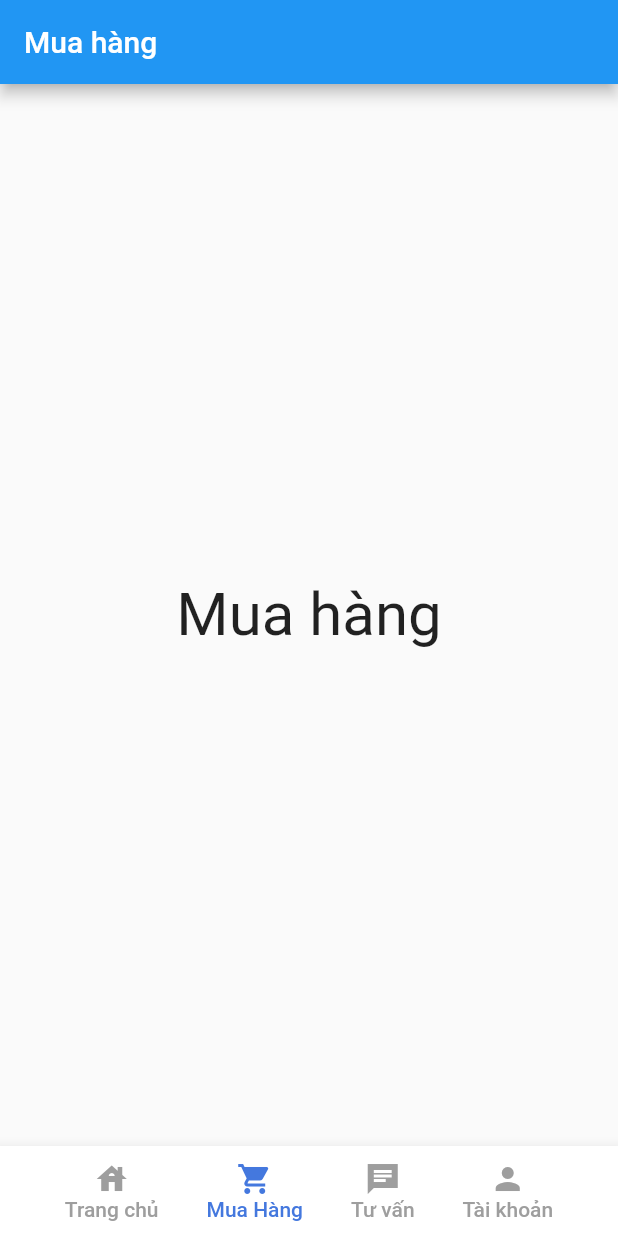
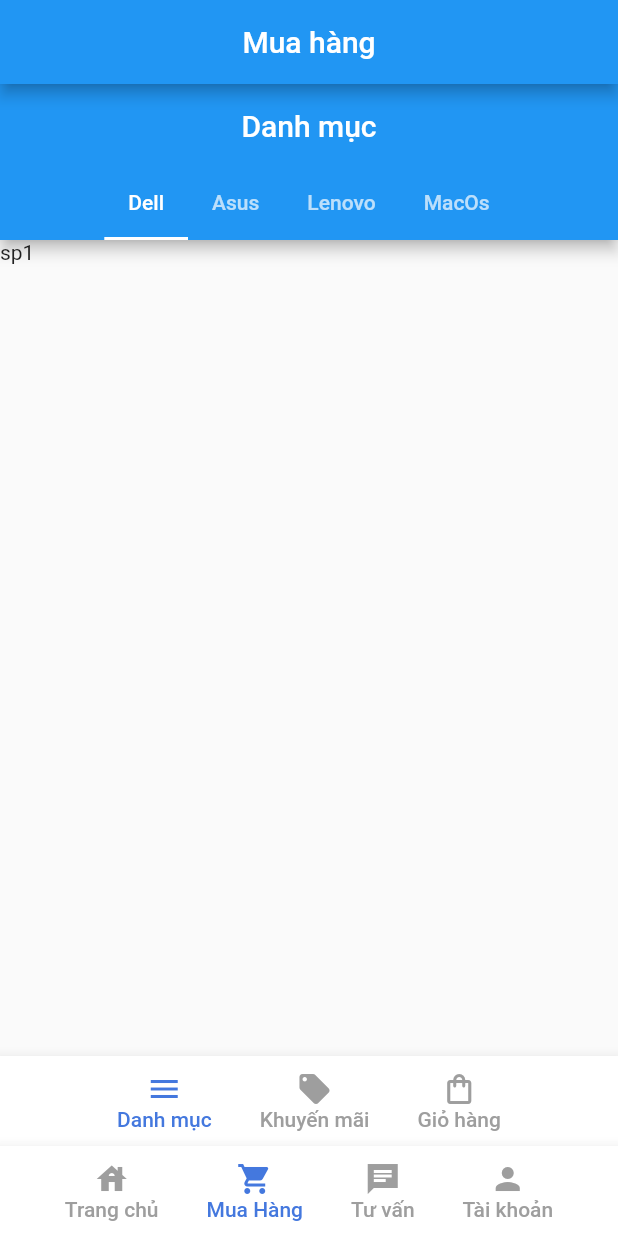
Before and after one commit to vodangkhoa2001/app_ban_laptop, a Flutter app: the screen it shows after launch, item 2 of the bottom bar chosen, on a phone screen of 412 x 824 dp. Run offline on Flutter 3.47's test engine with Material 2 defaults, Android fonts, the phone set to English and light mode, and no system bars; our stand-ins replace page_transition.

Commit message:
cap nhat 14/12/2021

```diff
--- a/lib/account.dart
+++ b/lib/account.dart
@@ -21,6 +21,7 @@ class _AccountState extends State<Account> {
   Widget build(BuildContext context) {
     return Scaffold(
       appBar: AppBar(
+        centerTitle: true ,
         title: const Text('Tài Khoản'),
       ),
       body: ListView(
--- /dev/null
+++ b/lib/routes/shopping/category_screen.dart
@@ -0,0 +1,145 @@
+// import 'dart:convert';
+
+import 'package:flutter/material.dart';
+//product
+// import 'package:ban_laptop/model/product/product.dart';
+
+class Category extends StatefulWidget {
+  const Category({Key? key}) : super(key: key);
+
+  @override
+  _CategoryState createState() => _CategoryState();
+}
+
+class _CategoryState extends State<Category> {
+  //static const primaryColor = Color(0xFF4478DE);
+  int currentTab = 0;
+
+  @override
+  Widget build(BuildContext context) {
+    return DefaultTabController(
+      length: 4,
+      child: Scaffold(
+          appBar: AppBar(
+            centerTitle: true,
+            title: const Text('Danh mục'),
+            bottom: const TabBar(
+              isScrollable: true,
+              tabs: [
+                Tab(
+                  text: 'Dell',
+                ),
+                Tab(
+                  text: 'Asus',
+                ),
+                Tab(
+                  text: 'Lenovo',
+                ),
+                Tab(
+                  text: 'MacOs',
+                ),
+              ],
+            ),
+          ),
+          body:const TabBarView(
+            children: <Widget> [
+
+              Text('sp1'),
+              Text('sp2'),
+              Text('sp3'),
+              Text('sp4'),
+            ],
+          )
+
+          // Stack(
+          //   children: [
+          //     PageStorage(
+          //       child: currentScreen,
+          //       bucket: bucket,
+          //     ),
+
+          //   ],
+          // )
+          ),
+      // bottomNavigationBar: BottomAppBar(
+      //   child: SizedBox(
+      //     height: 200,
+      //     child: Column(
+      //       mainAxisAlignment: MainAxisAlignment.spaceAround,
+      //       children: [
+      //         Column(
+      //           children: [
+      //             //danh mục
+      //             MaterialButton(
+      //               minWidth: 30,
+      //               onPressed: () {
+      //                 setState(() {
+      //                   currentScreen = const Product1();
+      //                   currentTab = 0;
+      //                 });
+      //               },
+      //               child: Column(
+      //                 mainAxisAlignment: MainAxisAlignment.center,
+      //                 children: [Icon(Icons.menu,color: currentTab == 0 ? primaryColor : Colors.grey,),
+      //                 Text('Danh mục',style: TextStyle(color: currentTab == 0 ? primaryColor : Colors.grey,),)],
+      //               ),
+      //             ),
+      //             //khuyến mãi
+      //             MaterialButton(
+      //               minWidth: 30,
+      //               onPressed: () {
+      //                 setState(() {
+      //                   currentScreen = const Product2();
+      //                   currentTab = 1;
+      //                 });
+      //               },
+      //               child: Column(
+      //                 mainAxisAlignment: MainAxisAlignment.center,
+      //                 children: [
+      //                   Icon(Icons.local_offer,color: currentTab == 1 ? primaryColor : Colors.grey,),
+      //                   Text('Khuyến mãi',style: TextStyle(color: currentTab == 1 ? primaryColor : Colors.grey,),)
+      //                 ],
+      //               ),
+      //             ),
+      //             //giỏ hàng
+      //             MaterialButton(
+      //               minWidth: 30,
+      //               onPressed: () {
+      //                 setState(() {
+      //                   currentScreen = const Product3();
+      //                   currentTab = 2;
+      //                 });
+      //               },
+      //               child: Column(
+      //                 mainAxisAlignment: MainAxisAlignment.center,
+      //                 children: [
+      //                   Icon(Icons.shopping_bag_outlined,color: currentTab == 2 ? primaryColor : Colors.grey,),
+      //                   Text('Giỏ hàng',style:TextStyle(color: currentTab == 2 ? primaryColor : Colors.grey,))
+      //                 ],
+      //               ),
+      //             ),
+      //             MaterialButton(
+      //               minWidth: 30,
+      //               onPressed: () {
+      //                 setState(() {
+      //                   currentScreen = const Product4();
+      //                   currentTab = 2;
+      //                 });
+      //               },
+      //               child: Column(
+      //                 mainAxisAlignment: MainAxisAlignment.center,
+      //                 children: [
+      //                   Icon(Icons.shopping_bag_outlined,color: currentTab == 2 ? primaryColor : Colors.grey,),
+      //                   Text('Giỏ hàng',style:TextStyle(color: currentTab == 2 ? primaryColor : Colors.grey,))
+      //                 ],
+      //               ),
+      //             )
+      //           ],
+      //         )
+      //       ],
+      //     ),
+      //   ),
+      // )
+    );
+  }
+}
--- a/lib/shopping.dart
+++ b/lib/shopping.dart
@@ -1,4 +1,8 @@
 import 'package:flutter/material.dart';
+//screens
+import 'routes/shopping/category_screen.dart';
+import 'routes/shopping/discount_screen.dart';
+import 'routes/shopping/shoppingbag_screen.dart';
 
 class Shopping extends StatefulWidget {
   const Shopping({Key? key}) : super(key: key);
@@ -8,16 +12,88 @@ class Shopping extends StatefulWidget {
 }
 
 class _ShoppingState extends State<Shopping> {
+  static const primaryColor = Color(0xFF4478DE);
+
+  int currentTab = 0;
+  final List<Widget> screens = [
+    const Category(),
+    const Discount(),
+    const ShoppingBag()
+  ];
+  final PageStorageBucket bucket = PageStorageBucket();
+  Widget currentScreen = const Category();
   @override
   Widget build(BuildContext context) {
     return Scaffold(
         appBar: AppBar(
+          centerTitle: true ,
           title: const Text('Mua hàng'),
         ),
-        body: const Center(
-          child: Text(
-            'Mua hàng',
-            style: TextStyle(fontSize: 40),
+        body: PageStorage(
+          child: currentScreen,
+          bucket: bucket,
+        ),
+        bottomNavigationBar: BottomAppBar(
+          child: SizedBox(
+            height: 60,
+            child: Row(
+              mainAxisAlignment: MainAxisAlignment.spaceAround,
+              children: [
+                Row(
+                  children: [
+                    //danh mục
+                    MaterialButton(
+                      minWidth: 30,
+                      onPressed: () {
+                        setState(() {
+                          currentScreen = const Category();
+                          currentTab = 0;
+                        });
+                      },
+                      child: Column(
+                        mainAxisAlignment: MainAxisAlignment.center,
+                        children: [Icon(Icons.menu,color: currentTab == 0 ? primaryColor : Colors.grey,),
+                        Text('Danh mục',style: TextStyle(color: currentTab == 0 ? primaryColor : Colors.grey,),)],
+                      ),
+                    ),
+                    //khuyến mãi
+                    MaterialButton(
+                      minWidth: 30,
+                      onPressed: () {
+                        setState(() {
+                          currentScreen = const Discount();
+                          currentTab = 1;
+                        });
+                      },
+                      child: Column(
+                        mainAxisAlignment: MainAxisAlignment.center,
+                        children: [
+                          Icon(Icons.local_offer,color: currentTab == 1 ? primaryColor : Colors.grey,),
+                          Text('Khuyến mãi',style: TextStyle(color: currentTab == 1 ? primaryColor : Colors.grey,),)
+                        ],
+                      ),
+                    ),
+                    //giỏ hàng
+                    MaterialButton(
+                      minWidth: 30,
+                      onPressed: () {
+                        setState(() {
+                          currentScreen = const ShoppingBag();
+                          currentTab = 2;
+                        });
+                      },
+                      child: Column(
+                        mainAxisAlignment: MainAxisAlignment.center,
+                        children: [
+                          Icon(Icons.shopping_bag_outlined,color: currentTab == 2 ? primaryColor : Colors.grey,),
+                          Text('Giỏ hàng',style:TextStyle(color: currentTab == 2 ? primaryColor : Colors.grey,))
+                        ],
+                      ),
+                    )
+                  ],
+                )
+              ],
+            ),
           ),
         ));
   }
--- a/pubspec.yaml
+++ b/pubspec.yaml
@@ -35,9 +35,12 @@ dependencies:
   # Use with the CupertinoIcons class for iOS style icons.
   cupertino_icons: ^1.0.2
   page_transition: "^2.0.4"
+  json_annotation: ^4.4.0
 dev_dependencies:
   flutter_test:
     sdk: flutter
+  build_runner: ^2.1.5
+  json_serializable: ^6.1.1
 
   # The "flutter_lints" package below contains a set of recommended lints to
   # encourage good coding practices. The lint set provided by the package is
@@ -61,6 +64,7 @@ flutter:
   assets:
      - assets/images/logo.png
      - assets/images/avatar/avatar_user_1.jpg
+     - assets/images/brand/dell_logo.png
   # An image asset can refer to one or more resolution-specific "variants", see
   # https://flutter.dev/assets-and-images/#resolution-aware.
 
```
Also changed, not shown: lib/main.dart (+10 -3 lines), lib/routes/shopping/discount_screen.dart (added, +20 -0 lines), lib/routes/shopping/shoppingbag_screen.dart (added, +19 -0 lines), assets/images/brand/dell_logo.png (added), lib/model/product/product.dart (added), pubspec.lock.
